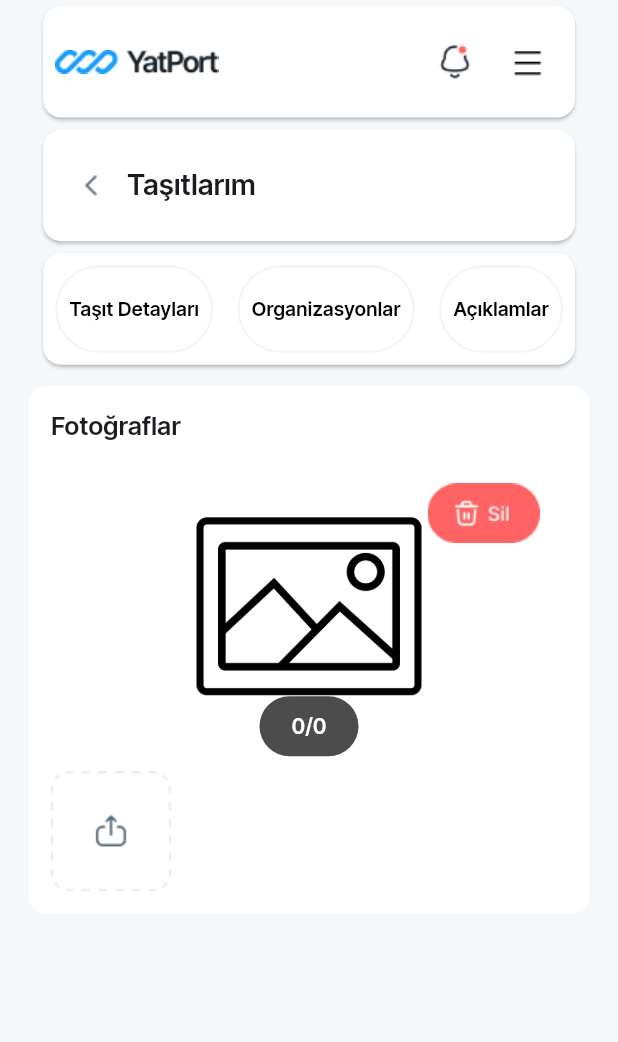
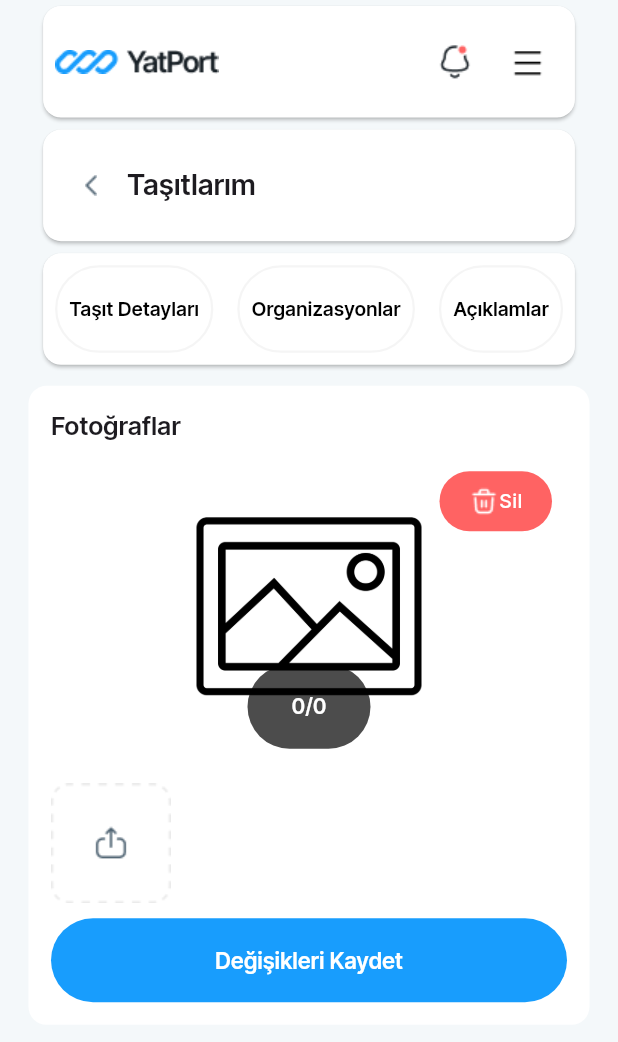
Before and after one commit to alican645/sabo_software_broken, a Flutter app: the screen it shows after launch, on a phone screen of 412 x 824 dp. Shown: the top 1042 px of the screen. Run offline on Flutter 3.47's test engine with Material 3 defaults, Android fonts, the phone set to English and light mode, and no system bars; our stand-ins replace fluttertoast, google_fonts, image_picker, permission_handler; network calls fail.

Commit message:
sabo_software 9 - 09.09.2024-13.25

```diff
--- a/lib/views/task3/FotograflarWidget.dart
+++ b/lib/views/task3/FotograflarWidget.dart
@@ -21,6 +21,8 @@ class _FotograflarWidgetState extends State<FotograflarWidget> {
   List<XFile> xFileList = [];
   final imagePicker = ImagePicker();
   int currentIndex = 0;
+  final PageController _pageController =
+      PageController(); // PageController tanımladık
 
   @override
   Widget build(BuildContext context) {
@@ -39,12 +41,18 @@ class _FotograflarWidgetState extends State<FotograflarWidget> {
                 padding: const EdgeInsets.only(bottom: 8),
                 child: Align(
                     alignment: Alignment.centerLeft,
-                    child: Text("Fotoğraflar",style: GoogleFonts.interTight().copyWith(fontSize: 17,fontWeight: FontWeight.w600),)),
+                    child: Text(
+                      "Fotoğraflar",
+                      style: GoogleFonts.interTight()
+                          .copyWith(fontSize: 17, fontWeight: FontWeight.w600),
+                    )),
               ),
-              SizedBox(
+              Padding(
+                padding: const EdgeInsets.only(bottom: 8.0),
+                child: SizedBox(
                   height: 210, // Stack widget için belirli bir yükseklik
                   child: PageView.builder(
-
+                    controller: _pageController,
                     onPageChanged: (index) {
                       setState(() {
                         currentIndex = index;
@@ -62,15 +70,18 @@ class _FotograflarWidgetState extends State<FotograflarWidget> {
                               child: ClipRRect(
                                   borderRadius: BorderRadius.circular(12),
                                   child: xFileList.isNotEmpty
-                                  ? Image.file(File(xFileList[index].path),fit: BoxFit.cover,)
-                                  : Image.asset("lib/assets/images/picture-icon-vector-illustration.jpg")
-                            ),
+                                      ? Image.file(
+                                          File(xFileList[index].path),
+                                          fit: BoxFit.cover,
+                                        )
+                                      : Image.asset(
+                                          "lib/assets/images/picture-icon-vector-illustration.jpg")),
                             ),
                           ),
                           Positioned(
                             right: 10,
                             top: 10,
-                          child: IconButton(
+                            child: NewWidget(
                               onPressed: () {
                                 if (xFileList.isNotEmpty) {
                                   setState(() {
@@ -78,36 +89,38 @@ class _FotograflarWidgetState extends State<FotograflarWidget> {
                                     if (xFileList.isEmpty) {
                                       imageFile = null;
                                     } else {
-                                    currentIndex =
-                                        currentIndex.clamp(0, xFileList.length - 1);
+                                      currentIndex = currentIndex.clamp(
+                                          0, xFileList.length - 1);
                                       imageFile = xFileList[currentIndex];
                                     }
                                   });
                                 }
                               },
-                            icon: const Image(
-                              image: AssetImage("lib/assets/icons/delete_button.png"),
-                            ),
                             ),
                           ),
                           Positioned(
                             left: 10,
                             right: 10,
-                          bottom:10,
+                            bottom: 15,
                             child: Align(
                               child: Container(
                                 decoration: BoxDecoration(
                                   color: Colors.black45.withOpacity(0.7),
                                   borderRadius: BorderRadius.circular(45),
                                 ),
+                                child: Padding(
+                                  padding: const EdgeInsets.all(8.0),
                                   child: SizedBox(
                                     width: 66,
                                     height: 40,
                                     child: Center(
-                                  child: Text(style: TextStyle(color: Colors.white),
+                                      child: Text(
+                                        style: const TextStyle(
+                                            color: Colors.white),
                                         xFileList.isNotEmpty
                                             ? "${index + 1}/${xFileList.length}"
                                             : "0/0",
+                                      ),
                                     ),
                                   ),
                                 ),
@@ -119,13 +132,17 @@ class _FotograflarWidgetState extends State<FotograflarWidget> {
                     },
                   ),
                 ),
-              Row(
+              ),
+              Padding(
+                padding: const EdgeInsets.only(bottom: 10.0),
+                child: Row(
                   children: [
                     Padding(
                       padding: const EdgeInsets.only(right: 5),
                       child: GestureDetector(
                         onTap: () async {
-                        XFile? pickedFile = await imagePicker.pickImage(source: ImageSource.gallery);
+                          XFile? pickedFile = await imagePicker.pickImage(
+                              source: ImageSource.gallery);
 
                           if (pickedFile != null) {
                             setState(() {
@@ -138,7 +155,8 @@ class _FotograflarWidgetState extends State<FotograflarWidget> {
                           }
                         },
                         child: const Image(
-                        image: AssetImage("lib/assets/images/upload_image.png"),
+                          image:
+                              AssetImage("lib/assets/images/upload_image.png"),
                         ),
                       ),
                     ),
@@ -149,15 +167,27 @@ class _FotograflarWidgetState extends State<FotograflarWidget> {
                         child: Row(
                           children: List.generate(
                             xFileList.length,
-                              (index) => Container(
-                                margin: const EdgeInsets.symmetric(horizontal: 5),
+                            (index) => GestureDetector(
+                              onTap: () {
+                                setState(() {
+                                  currentIndex = index;
+                                  imageFile = xFileList[index];
+                                  _pageController.jumpToPage(
+                                      index); // Tıklanan thumbnail ile PageView'in sayfasını değiştirme
+                                });
+                              },
+                              child: Container(
+                                margin:
+                                    const EdgeInsets.symmetric(horizontal: 5),
                                 height: 80,
                                 width: 80,
                                 child: ClipRRect(
                                   borderRadius: BorderRadius.circular(12),
                                   child: Image.file(
                                     File(xFileList[index].path),
-                                    fit: BoxFit.cover, // Resmi belirlenen alana sığdırmak için
+                                    fit: BoxFit
+                                        .cover, // Resmi belirlenen alana sığdırmak için
+                                  ),
                                 ),
                               ),
                             ),
@@ -167,7 +197,23 @@ class _FotograflarWidgetState extends State<FotograflarWidget> {
                     ),
                   ],
                 ),
-
+              ),
+              Container(
+                decoration: BoxDecoration(
+                    borderRadius: BorderRadius.circular(200),
+                    color: Color(0xff189DFD)),
+                width: double.infinity,
+                height: 56,
+                child: Center(
+                    child: Text(
+                  "Değişikleri Kaydet",
+                  style: GoogleFonts.interTight().copyWith(
+                    fontSize: 15,
+                    fontWeight: FontWeight.w500,
+                    color: Colors.white
+                  ),
+                )),
+              )
             ],
           ),
         ),
@@ -175,3 +221,47 @@ class _FotograflarWidgetState extends State<FotograflarWidget> {
     );
   }
 }
+
+class NewWidget extends StatefulWidget {
+  final VoidCallback onPressed;
+  NewWidget({
+    super.key,
+    required this.onPressed,
+  });
+
+  @override
+  State<NewWidget> createState() => _NewWidgetState();
+}
+
+class _NewWidgetState extends State<NewWidget> {
+  @override
+  Widget build(BuildContext context) {
+    return GestureDetector(
+      onTap: widget.onPressed,
+      child: Container(
+        decoration: BoxDecoration(
+          borderRadius: BorderRadius.circular(200),
+          color: const Color(0xffFF6363),
+        ),
+        child: SizedBox(
+          width: 75,
+          height: 40,
+          child: Row(
+            mainAxisAlignment: MainAxisAlignment.center,
+            crossAxisAlignment: CrossAxisAlignment.center,
+            children: [
+              Image.asset("lib/assets/icons/delete_2.png"),
+              Text(
+                "Sil",
+                style: GoogleFonts.inter().copyWith(
+                    fontSize: 13,
+                    fontWeight: FontWeight.w500,
+                    color: Colors.white),
+              )
+            ],
+          ),
+        ),
+      ),
+    );
+  }
+}
```
Also changed, not shown: lib/assets/icons/Vector.png (added), lib/assets/icons/delete_2.png (added). Lines whose indentation alone changed are shown as unchanged.
